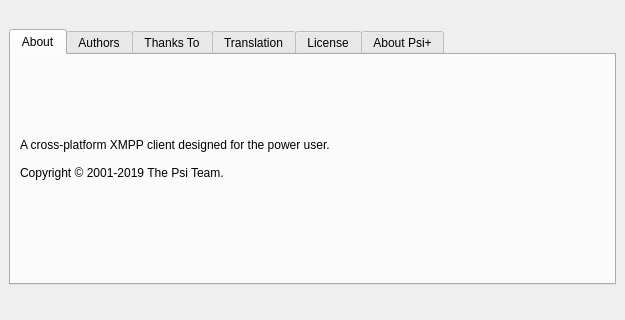
Before: the Qt Designer form src/about.ui in psi-plus/psi-plus-snapshots, drawn with Qt 5.
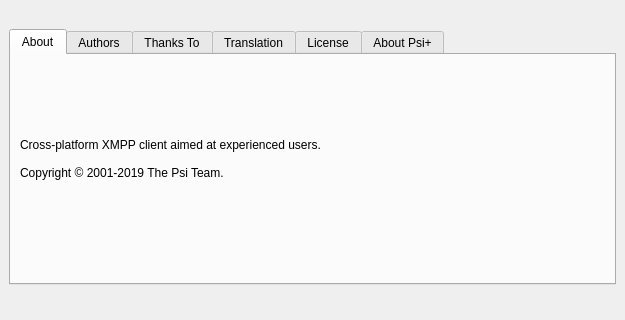
After: the same form once the commit is applied. Custom widgets are drawn as their Qt base class.

What changed in the file:
```diff
--- a/src/about.ui
+++ b/src/about.ui
@@ -118,10 +118,7 @@
           </sizepolicy>
          </property>
          <property name="text">
-          <string>A cross-platform XMPP client designed for the power user.&lt;br&gt;
-&lt;br&gt;
-Copyright © 2001-2019 The Psi Team.&lt;br&gt;
-</string>
+          <string>&lt;html&gt;&lt;head/&gt;&lt;body&gt;&lt;p&gt;Cross-platform XMPP client aimed at experienced users.&lt;br/&gt;&lt;br/&gt;Copyright © 2001-2019 The Psi Team.&lt;br/&gt;&lt;/p&gt;&lt;/body&gt;&lt;/html&gt;</string>
          </property>
          <property name="textFormat">
           <enum>Qt::RichText</enum>
```
Left out of the diff: 3 changed lines with no effect on the pictures.
